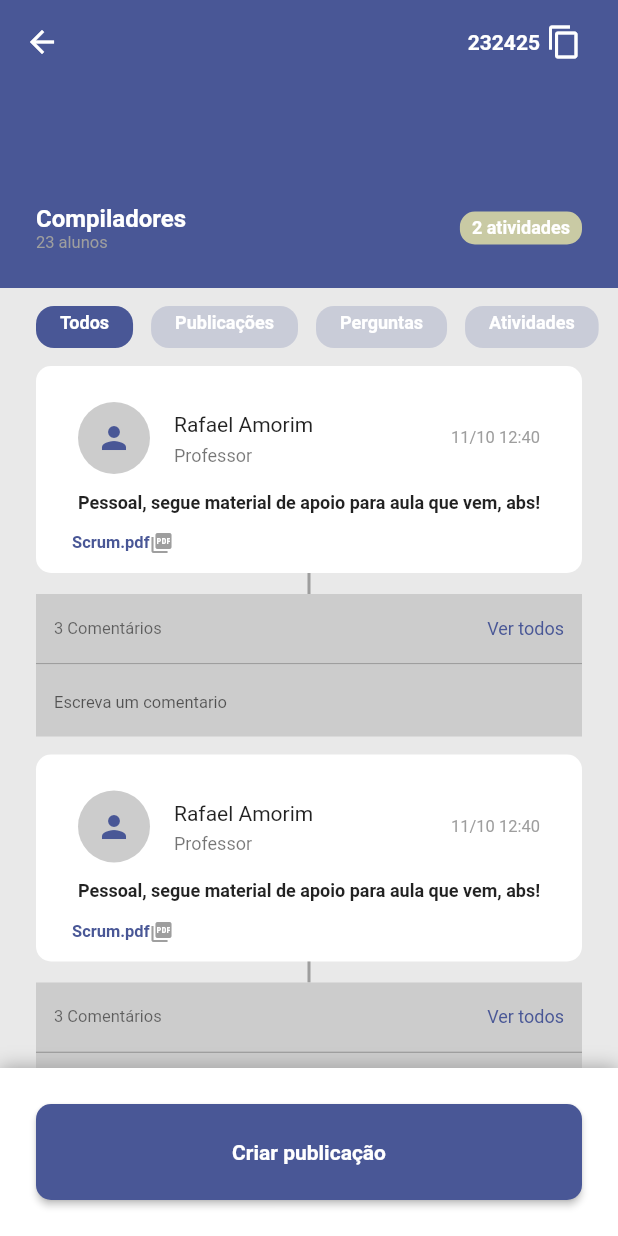
After one commit to IClassroom/iclassroom-mobile, a Flutter app: the ClassPage screen opened by its route, on a phone screen of 412 x 824 dp. The commit adds this screen. Run offline on Flutter 3.47's test engine with Material 2 defaults, Android fonts, the phone set to English and light mode, and no system bars; our stand-ins replace equatable, flutter_bloc; accounts and stored records are empty.

Commit message:
class page

```diff
--- a/lib/app/app.dart
+++ b/lib/app/app.dart
@@ -3,6 +3,7 @@ import 'package:flutter_bloc/flutter_bloc.dart';
 import 'package:iclassroom/api/repositories/auth_repository.dart';
 import 'package:iclassroom/app/bloc/bloc.dart';
 import 'package:iclassroom/app/modules/logged_area/logged_area_module.dart';
+import 'package:iclassroom/app/modules/logged_area/pages/class_page.dart';
 import 'package:iclassroom/app/modules/login_module/pages/login.dart';
 import 'package:iclassroom/app/modules/login_module/pages/reminder_password.dart';
 import 'package:iclassroom/app/pages/splash.dart';
@@ -32,6 +33,7 @@ class App extends StatelessWidget {
             '/login': (_) => const LoginPage(),
             '/register': (_) => const RegisterPage(),
             '/logged_area': (_) => const LoggedAreaModule(),
+            '/class': (_) => const ClassPage()
           },
         ),
       ),
--- /dev/null
+++ b/lib/app/modules/logged_area/pages/class_page.dart
@@ -0,0 +1,192 @@
+import 'package:flutter/material.dart';
+import 'package:flutter/services.dart';
+import 'package:iclassroom/app/shared/widgets/components/iclassroom_post_card.dart';
+
+class ClassPage extends StatefulWidget {
+  const ClassPage({Key? key}) : super(key: key);
+
+  @override
+  State<ClassPage> createState() => _ClassPageState();
+}
+
+class _ClassPageState extends State<ClassPage> {
+  int _selectedFilter = 0;
+
+  @override
+  Widget build(BuildContext context) {
+    return Scaffold(
+      backgroundColor: const Color(0xFFE9E9E9),
+      appBar: _appBar(),
+      body: _body(),
+      bottomNavigationBar: Container(
+        decoration: BoxDecoration(
+          color: Colors.white,
+          boxShadow: [
+            BoxShadow(
+              color: Colors.grey,
+              blurRadius: 10,
+            )
+          ]
+        ),
+        padding: const EdgeInsets.all(24),
+        child: ElevatedButton(
+          onPressed: () {},
+          child: const Text('Criar publicação'),
+        ),
+      ),
+      // floatingActionButtonLocation: FloatingActionButtonLocation.centerFloat,
+    );
+  }
+
+  _appBar() {
+    return AppBar(
+      backgroundColor: Theme.of(context).primaryColor,
+      elevation: 0,
+      actions: [
+        Row(
+          children: [
+            const Text(
+              '232425',
+              style: TextStyle(
+                color: Colors.white,
+                fontSize: 14,
+                fontWeight: FontWeight.bold,
+              ),
+            ),
+            const SizedBox(width: 4),
+            GestureDetector(
+              onTap: () {
+                Clipboard.setData(
+                  const ClipboardData(
+                    text: '232425',
+                  ),
+                );
+                ScaffoldMessenger.of(context).showSnackBar(const SnackBar(
+                    content: Text(
+                        'Código da turma copiado para área de transferência')));
+              },
+              child: const Icon(
+                Icons.copy,
+                color: Colors.white,
+              ),
+            ),
+          ],
+        ),
+        const SizedBox(
+          width: 24,
+        ),
+      ],
+    );
+  }
+
+  _body() {
+    return SafeArea(
+      child: SingleChildScrollView(
+        child: Column(
+          children: [
+            Container(
+              padding: const EdgeInsets.all(24),
+              color: Theme.of(context).primaryColor,
+              child: Column(
+                children: [
+                  const SizedBox(height: 56),
+                  Row(
+                    mainAxisAlignment: MainAxisAlignment.spaceBetween,
+                    children: [
+                      Column(
+                        crossAxisAlignment: CrossAxisAlignment.start,
+                        children: const [
+                          Text(
+                            'Compiladores',
+                            style: TextStyle(
+                              color: Colors.white,
+                              fontSize: 16,
+                              fontWeight: FontWeight.bold,
+                            ),
+                          ),
+                          Text(
+                            '23 alunos',
+                            style: TextStyle(color: Colors.grey, fontSize: 11),
+                          ),
+                        ],
+                      ),
+                      Container(
+                        padding: const EdgeInsets.symmetric(
+                          vertical: 4,
+                          horizontal: 8,
+                        ),
+                        decoration: BoxDecoration(
+                          color: const Color(0xFFC9CAA4),
+                          borderRadius: BorderRadius.circular(10),
+                        ),
+                        child: const Text(
+                          '2 atividades',
+                          style: TextStyle(
+                            color: Colors.white,
+                            fontWeight: FontWeight.bold,
+                            fontSize: 12,
+                          ),
+                        ),
+                      )
+                    ],
+                  )
+                ],
+              ),
+            ),
+            const SizedBox(height: 12),
+            SizedBox(
+              height: 28,
+              child: ListView(
+                scrollDirection: Axis.horizontal,
+                children: [
+                  const SizedBox(width: 24),
+                  _filterTag('Todos', 0),
+                  const SizedBox(width: 12),
+                  _filterTag('Publicações', 1),
+                  const SizedBox(width: 12),
+                  _filterTag('Perguntas', 2),
+                  const SizedBox(width: 12),
+                  _filterTag('Atividades', 3),
+                  const SizedBox(width: 12),
+                ],
+              ),
+            ),
+            const SizedBox(height: 12),
+            const IClassroomPostCard(),
+            const SizedBox(height: 12),
+            const IClassroomPostCard(),
+            const SizedBox(height: 12),
+            const IClassroomPostCard(),
+          ],
+        ),
+      ),
+    );
+  }
+
+  _filterTag(String filter, int position) {
+    return GestureDetector(
+      onTap: () {
+        setState(() {
+          _selectedFilter = position;
+        });
+      },
+      child: Container(
+        padding: const EdgeInsets.symmetric(vertical: 4, horizontal: 16),
+        decoration: BoxDecoration(
+          color: Theme.of(context)
+              .primaryColor
+              .withOpacity(_selectedFilter == position ? 1 : .2),
+          borderRadius: BorderRadius.circular(12),
+        ),
+        child: Text(
+          filter,
+          style: const TextStyle(
+            color: Colors.white,
+            fontWeight: FontWeight.bold,
+            fontSize: 12,
+          ),
+        ),
+      ),
+    );
+  }
+}
--- a/lib/app/shared/widgets/components/iclassroom_class_card.dart
+++ b/lib/app/shared/widgets/components/iclassroom_class_card.dart
@@ -14,7 +14,9 @@ class IClassroomClassCard extends StatefulWidget {
 class _IClassroomClassCardState extends State<IClassroomClassCard> {
   @override
   Widget build(BuildContext context) {
-    return Container(
+    return GestureDetector(
+      onTap: () => Navigator.of(context).pushNamed('/class'),
+      child: Container(
         width: 264,
         padding: const EdgeInsets.all(14),
         decoration: BoxDecoration(
@@ -96,6 +98,7 @@ class _IClassroomClassCardState extends State<IClassroomClassCard> {
             )
           ],
         ),
+      ),
     );
   }
 }
--- /dev/null
+++ b/lib/app/shared/widgets/components/iclassroom_post_card.dart
@@ -0,0 +1,135 @@
+import 'package:flutter/material.dart';
+
+class IClassroomPostCard extends StatefulWidget {
+  const IClassroomPostCard({Key? key}) : super(key: key);
+
+  @override
+  State<IClassroomPostCard> createState() => _IClassroomPostCardState();
+}
+
+class _IClassroomPostCardState extends State<IClassroomPostCard> {
+  @override
+  Widget build(BuildContext context) {
+    return Column(
+      children: [
+        Container(
+          margin: const EdgeInsets.symmetric(horizontal: 24),
+          padding: const EdgeInsets.all(12),
+          decoration: BoxDecoration(
+            color: Colors.white,
+            borderRadius: BorderRadius.circular(10),
+          ),
+          child: Column(
+            children: [
+              ListTile(
+                leading: Container(
+                  padding: const EdgeInsets.all(12),
+                  decoration: const BoxDecoration(
+                    shape: BoxShape.circle,
+                    color: Color(0xFFCCCCCC),
+                  ),
+                  child: Icon(
+                    Icons.person,
+                    color: Theme.of(context).primaryColor,
+                  ),
+                ),
+                title: const Text(
+                  'Rafael Amorim',
+                  style: TextStyle(fontSize: 14),
+                ),
+                subtitle: const Text(
+                  'Professor',
+                  style: TextStyle(fontSize: 12),
+                ),
+                trailing: const Text(
+                  '11/10 12:40',
+                  style: TextStyle(
+                    color: Colors.grey,
+                    fontSize: 11,
+                  ),
+                ),
+              ),
+              const Padding(
+                padding: EdgeInsets.symmetric(horizontal: 12.0),
+                child: Text(
+                  'Pessoal, segue material de apoio para aula que vem, abs!',
+                  style: TextStyle(
+                    fontWeight: FontWeight.bold,
+                    fontSize: 12,
+                  ),
+                ),
+              ),
+              const SizedBox(height: 12),
+              Padding(
+                padding: const EdgeInsets.symmetric(horizontal: 12),
+                child: Row(
+                  children: [
+                    Text(
+                      'Scrum.pdf',
+                      style: TextStyle(
+                        color: Theme.of(context).primaryColor,
+                        fontWeight: FontWeight.bold,
+                        fontSize: 11,
+                      ),
+                    ),
+                    const Icon(
+                      Icons.picture_as_pdf,
+                      color: Colors.grey,
+                      size: 16,
+                    )
+                  ],
+                ),
+              ),
+            ],
+          ),
+        ),
+        Container(
+          height: 14,
+          width: 2,
+          color: Colors.grey,
+        ),
+        Padding(
+          padding: const EdgeInsets.symmetric(horizontal: 24.0),
+          child: Container(
+            padding: const EdgeInsets.symmetric(horizontal: 12, vertical: 16),
+            color: const Color(0xFFCCCCCC),
+            child: Row(
+              children: [
+                const Text(
+                  '3 Comentários',
+                  style: TextStyle(
+                    color: Colors.black54,
+                    fontSize: 11,
+                  ),
+                ),
+                const Spacer(),
+                Text('Ver todos', style: TextStyle(color: Theme.of(context).primaryColor, fontSize: 12),)
+              ],
+            ),
+          ),
+        ),
+        Padding(
+          padding: const EdgeInsets.symmetric(horizontal: 24.0),
+          child: Container(
+            height: 1,
+            width: double.infinity,
+            color: Colors.grey,
+          ),
+        ),
+        Padding(
+          padding: const EdgeInsets.symmetric(horizontal: 24.0),
+          child: TextFormField(
+            decoration: const InputDecoration(
+                filled: true,
+                fillColor: Color(0xFFCCCCCC),
+                border: InputBorder.none,
+                hintText: 'Escreva um comentario',
+                hintStyle: TextStyle(
+                  fontSize: 11,
+                )),
+          ),
+        ),
+      ],
+    );
+  }
+}
```
Lines whose indentation alone changed are shown as unchanged.
